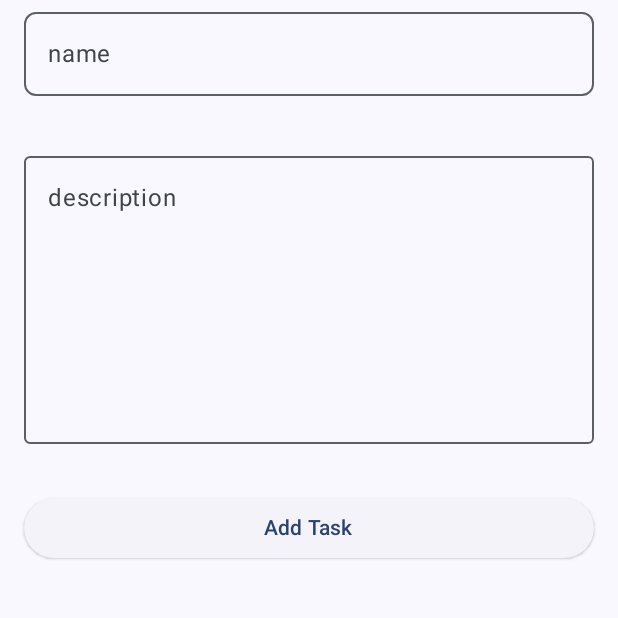
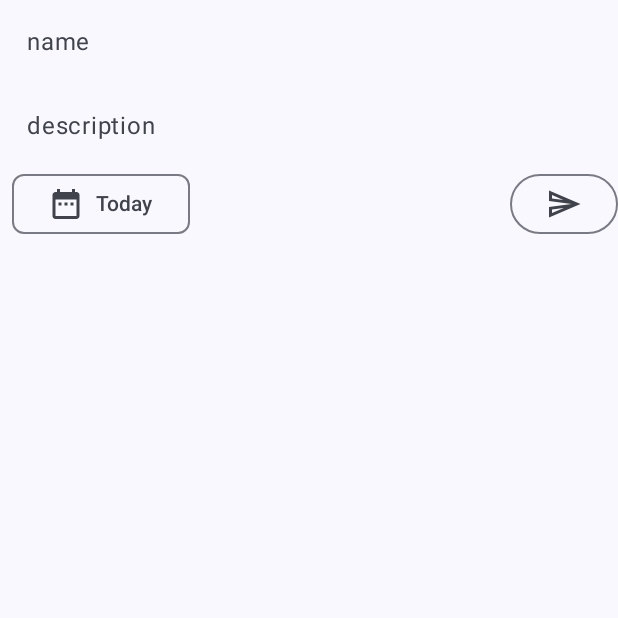
Before and after one commit to Hichamraf/To_do_List, an Android app built with Jetpack Compose: the composable TaskInfos shown on its own in the app's theme, on a phone screen of 412 x 824 dp, the top half of it. Run offline under Robolectric (Android 15) with nearby library versions, the phone set to English and light mode, and no system bars; our stand-ins replace Dagger/Hilt's generated code.

Commit message:
Add Date to task

```diff
--- a/data/src/main/java/com/hicham/data/persistence/AppDatabase.kt
+++ b/data/src/main/java/com/hicham/data/persistence/AppDatabase.kt
@@ -2,10 +2,13 @@ package com.hicham.data.persistence
 
 import androidx.room.Database
 import androidx.room.RoomDatabase
+import androidx.room.TypeConverters
 import com.hicham.data.persistence.dao.TaskDao
+import com.hicham.data.persistence.model.Converters
 import com.hicham.data.persistence.model.Task
 
 @Database(entities = [Task::class], version = 1)
+@TypeConverters(Converters::class)
 abstract class AppDatabase : RoomDatabase() {
     abstract fun taskDao(): TaskDao
 }
--- a/data/src/main/java/com/hicham/data/persistence/model/Task.kt
+++ b/data/src/main/java/com/hicham/data/persistence/model/Task.kt
@@ -3,6 +3,7 @@ package com.hicham.data.persistence.model
 import androidx.room.ColumnInfo
 import androidx.room.Entity
 import androidx.room.PrimaryKey
+import java.util.Date
 
 @Entity
 data class Task(
@@ -10,5 +11,6 @@ data class Task(
     @ColumnInfo val name: String,
     @ColumnInfo val description: String,
     @ColumnInfo val isDone: Boolean = false,
-    @ColumnInfo val isFavorite: Boolean = false
+    @ColumnInfo val isFavorite: Boolean = false,
+    @ColumnInfo val date: Date? = null
 )
--- a/task/src/main/java/com/hicham/task/addtask/ui/AddTaskContract.kt
+++ b/task/src/main/java/com/hicham/task/addtask/ui/AddTaskContract.kt
@@ -9,7 +9,7 @@ import com.hicham.core.model.ViewState
 data class AddTaskState (val nameError: Boolean = false) : ViewState
 
 sealed interface AddTaskAction : ViewAction {
-    data class OnAddTask(val name: String, val description: String) : AddTaskAction
+    data class OnAddTask(val name: String, val description: String,val date: Long?) : AddTaskAction
     data object OnNameTextChanged : AddTaskAction
 }
 
--- a/task/src/main/java/com/hicham/task/addtask/ui/AddTaskScreen.kt
+++ b/task/src/main/java/com/hicham/task/addtask/ui/AddTaskScreen.kt
@@ -1,38 +1,59 @@
 package com.hicham.task.addtask.ui
 
+import androidx.compose.foundation.background
 import androidx.compose.foundation.layout.Arrangement
 import androidx.compose.foundation.layout.Column
+import androidx.compose.foundation.layout.Row
 import androidx.compose.foundation.layout.Spacer
 import androidx.compose.foundation.layout.fillMaxSize
 import androidx.compose.foundation.layout.fillMaxWidth
-import androidx.compose.foundation.layout.height
 import androidx.compose.foundation.layout.padding
+import androidx.compose.foundation.layout.width
 import androidx.compose.foundation.shape.RoundedCornerShape
 import androidx.compose.foundation.text.KeyboardActions
 import androidx.compose.foundation.text.KeyboardOptions
-import androidx.compose.material3.ElevatedButton
+import androidx.compose.material.icons.Icons
+import androidx.compose.material.icons.automirrored.outlined.Send
+import androidx.compose.material.icons.filled.DateRange
+import androidx.compose.material3.DatePicker
+import androidx.compose.material3.DatePickerDialog
+import androidx.compose.material3.DatePickerState
+import androidx.compose.material3.ExperimentalMaterial3Api
+import androidx.compose.material3.Icon
 import androidx.compose.material3.MaterialTheme
-import androidx.compose.material3.OutlinedTextField
+import androidx.compose.material3.OutlinedButton
+import androidx.compose.material3.SelectableDates
 import androidx.compose.material3.Surface
 import androidx.compose.material3.Text
+import androidx.compose.material3.TextField
+import androidx.compose.material3.TextFieldDefaults
+import androidx.compose.material3.TimePicker
+import androidx.compose.material3.TimePickerState
+import androidx.compose.material3.rememberDatePickerState
+import androidx.compose.material3.rememberTimePickerState
 import androidx.compose.runtime.Composable
+import androidx.compose.runtime.DisposableEffect
 import androidx.compose.runtime.LaunchedEffect
+import androidx.compose.runtime.MutableState
 import androidx.compose.runtime.collectAsState
-import androidx.compose.runtime.remember
-import androidx.hilt.navigation.compose.hiltViewModel
-import com.hicham.task.addtask.ui.AddTaskAction.OnAddTask
 import androidx.compose.runtime.getValue
 import androidx.compose.runtime.mutableStateOf
+import androidx.compose.runtime.remember
 import androidx.compose.runtime.setValue
-import androidx.compose.ui.Alignment
 import androidx.compose.ui.Modifier
+import androidx.compose.ui.graphics.Color
 import androidx.compose.ui.platform.LocalSoftwareKeyboardController
 import androidx.compose.ui.res.stringResource
 import androidx.compose.ui.text.input.ImeAction
 import androidx.compose.ui.tooling.preview.Preview
 import androidx.compose.ui.unit.dp
+import androidx.compose.ui.window.DialogProperties
+import androidx.hilt.navigation.compose.hiltViewModel
 import com.hicham.task.R
+import com.hicham.task.addtask.ui.AddTaskAction.OnAddTask
 import com.hicham.task.addtask.ui.AddTaskAction.OnNameTextChanged
+import java.util.*
+import java.util.concurrent.TimeUnit
 
 @Composable
 fun AddTaskScreen(viewModel: AddTaskViewModel = hiltViewModel(), onGoBack: () -> Unit) {
@@ -47,57 +68,99 @@ fun AddTaskScreen(viewModel: AddTaskViewModel = hiltViewModel(), onGoBack: () ->
         Column {
             Spacer(modifier = Modifier.weight(1f))
             TaskInfos(viewModel)
-            Spacer(modifier = Modifier.weight(1f))
         }
     }
 
 
 }
 
+@OptIn(ExperimentalMaterial3Api::class)
 @Composable
 private fun TaskInfos(viewModel: AddTaskViewModel) {
 
     val state by viewModel.viewState.collectAsState()
     var name by remember { mutableStateOf("") }
     var description by remember { mutableStateOf("") }
+    val calendar = remember {
+        Calendar.getInstance()
+    }
+    val currentYear = remember {
+        calendar.get(Calendar.YEAR)
+    }
+    val dateState = rememberDatePickerState(
+        yearRange = IntRange(currentYear, currentYear),
+        selectableDates = object : SelectableDates {
+            override fun isSelectableDate(utcTimeMillis: Long): Boolean {
+                return utcTimeMillis > calendar.timeInMillis
+            }
+
+            override fun isSelectableYear(year: Int): Boolean {
+                return year >= currentYear
+            }
+        }
+    )
+    val timeState = rememberTimePickerState()
+    val showTimePicker = remember {
+        mutableStateOf(false)
+    }
+    val showDatePicker = remember {
+        mutableStateOf(false)
+    }
+
     val keyboardController = LocalSoftwareKeyboardController.current
 
+    DisposableEffect(key1 = state) {
+        keyboardController?.show()
+        onDispose { }
+    }
+
     Column(
-        verticalArrangement = Arrangement.Center, horizontalAlignment = Alignment.CenterHorizontally,
+        verticalArrangement = Arrangement.Center,
         modifier = Modifier.fillMaxWidth()
     ) {
 
-        OutlinedTextField(
+        TextField(
             modifier = Modifier
                 .fillMaxWidth()
-                .padding(start = 16.dp, end = 16.dp),
+                .background(MaterialTheme.colorScheme.background)
+                .padding(start = 2.dp, end = 2.dp, top = 0.dp, bottom = 0.dp),
             value = name, onValueChange = {
                 name = it
                 viewModel.processViewActions(OnNameTextChanged)
             },
-            label = {
+            placeholder = {
                 Text(text = stringResource(R.string.add_task_name_ph))
             },
-            supportingText = {
-                  if (state.nameError){
-                      Text(text = "Please enter a task name",
-                          color = MaterialTheme.colorScheme.error)
-                  }
-            },
-            shape = RoundedCornerShape(8.dp),
+            colors = TextFieldDefaults.colors(
+                focusedContainerColor = MaterialTheme.colorScheme.background,
+                unfocusedContainerColor = MaterialTheme.colorScheme.background,
+                focusedIndicatorColor = Color.Transparent,
+                unfocusedIndicatorColor = Color.Transparent
+            ),
             isError = state.nameError,
+            keyboardOptions = KeyboardOptions.Default.copy(
+                imeAction = ImeAction.Done
+            ),
+            keyboardActions = KeyboardActions(onDone = {
+                keyboardController?.hide()
+            })
 
         )
 
-        OutlinedTextField(
+        TextField(
             modifier = Modifier
-                .padding(all = 16.dp)
-                .height(200.dp)
+                .padding(start = 2.dp, end = 2.dp, top = 0.dp, bottom = 0.dp)
                 .fillMaxWidth(),
+            colors = TextFieldDefaults.colors(
+                focusedContainerColor = MaterialTheme.colorScheme.background,
+                unfocusedContainerColor = MaterialTheme.colorScheme.background,
+                focusedIndicatorColor = Color.Transparent,
+                unfocusedIndicatorColor = Color.Transparent
+            ),
             value = description, onValueChange = {
                 description = it
             },
-            label = {
+            placeholder = {
                 Text(text = stringResource(R.string.task_description_ph))
             },
             singleLine = false,
@@ -109,15 +172,82 @@ private fun TaskInfos(viewModel: AddTaskViewModel) {
             })
         )
 
-        ElevatedButton(
-            modifier = Modifier
-                .fillMaxWidth()
-                .padding(all = 16.dp), onClick = {
-                viewModel.processViewActions(OnAddTask(name, description))
+        Row(modifier = Modifier.fillMaxWidth()) {
+            OutlinedButton(
+                onClick = { showDatePicker.value = true },
+                shape = RoundedCornerShape(8.dp),
+                modifier = Modifier.padding(start = 8.dp)
+            ) {
+                Icon(Icons.Default.DateRange, contentDescription = "Calender")
+                Spacer(modifier = Modifier.width(8.dp))
+                Text(text = "Today")
+            }
+            Spacer(modifier = Modifier.weight(1f))
+            OutlinedButton(onClick = {
+                viewModel.processViewActions(
+                    OnAddTask(
+                        name, description,
+                        (dateState.selectedDateMillis?.plus(TimeUnit.HOURS.toMillis(timeState.hour.toLong())) ?: 0)
+                                + TimeUnit.MINUTES.toMillis(timeState.minute.toLong())
+                    )
+                )
             }) {
-            Text(text = stringResource(R.string.add_task_button_name))
+                Icon(Icons.AutoMirrored.Outlined.Send, contentDescription = "Send")
+            }
         }
     }
+    CalenderPicker(datePicker = dateState, showDatePicker, showTimePicker, timeState)
+}
+
+
+@OptIn(ExperimentalMaterial3Api::class)
+@Composable
+fun CalenderPicker(datePicker: DatePickerState, showDatePicker: MutableState<Boolean>, showTimePicker: MutableState<Boolean>, timeState: TimePickerState) {
+    if (showDatePicker.value) {
+        DatePickerDialog(
+            onDismissRequest = {
+                showDatePicker.value = false
+                showDatePicker.value = false
+            },
+            confirmButton = {
+                OutlinedButton(onClick = {
+                    showTimePicker.value = true
+                    showDatePicker.value = false
+                }) {
+                    Text(text = "Choose Time")
+                }
+            },
+            dismissButton = {
+                OutlinedButton(onClick = { showDatePicker.value = false }) {
+                    Text(text = "Dismiss")
+                }
+
+            },
+            properties = DialogProperties()
+        ) {
+            datePicker.selectableDates
+            DatePicker(state = datePicker)
+        }
+    }
+
+    if (showTimePicker.value) {
+        DatePickerDialog(onDismissRequest = { showTimePicker.value = false }, confirmButton = {
+            OutlinedButton(onClick = { showTimePicker.value = false }) {
+                Text(text = "Done")
+            }
+        },
+            dismissButton = {
+                OutlinedButton(onClick = {
+                    showTimePicker.value = false
+                }) {
+                    Text(text = "Cancel")
+                }
+            }
+        ) {
+            TimePicker(state = timeState)
+        }
+    }
+
 }
 
 @Preview
```
Also changed, not shown: data/src/main/java/com/hicham/data/persistence/model/Converters.kt (added, +16 -0 lines), task/src/main/java/com/hicham/task/addtask/ui/AddTaskViewModel.kt (+11 -1 lines).
